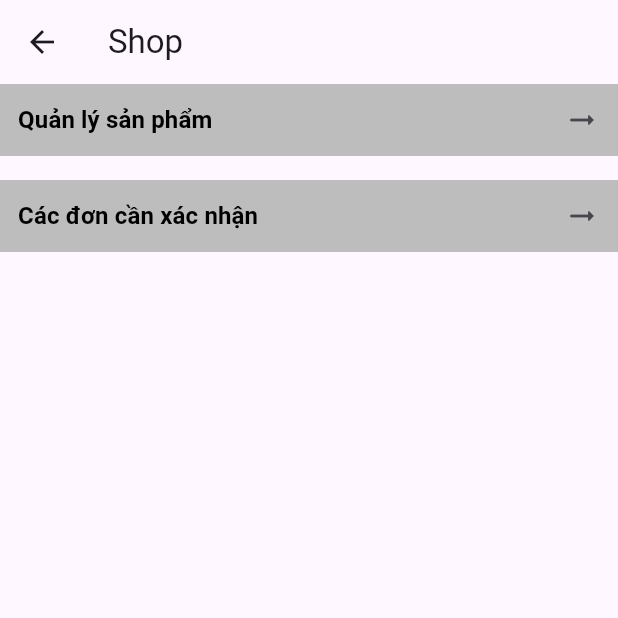
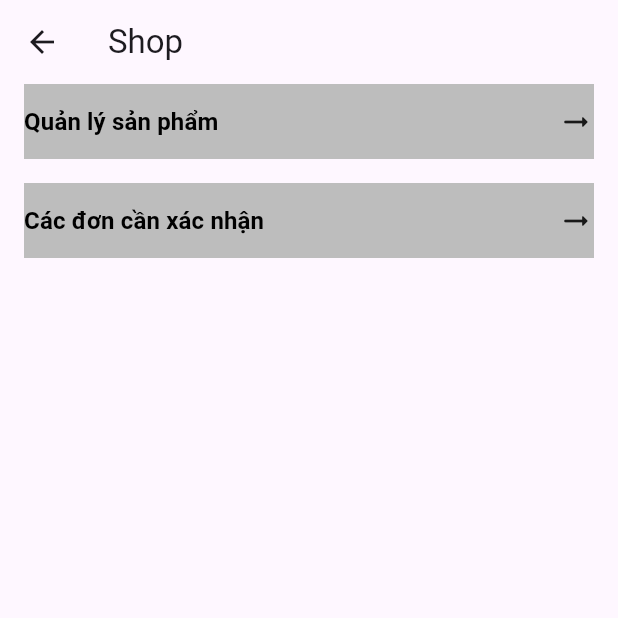
Before and after one commit to VinhLe20/DoAnDiDong, a Flutter app: the ShopsManager screen opened directly, on a phone screen of 412 x 824 dp, the top half of it. Run offline on Flutter 3.47's test engine with Material 3 defaults, Android fonts, the phone set to English and light mode, and no system bars; our stand-ins replace carousel_slider, cloud_firestore, firebase_auth, firebase_core, firebase_storage, get and 3 more; missing offline and left inert: dart:ffi; accounts and stored records are empty; network calls fail.

Commit message:
merge code

```diff
--- a/mobile_project/lib/views/AccountScreen.dart
+++ b/mobile_project/lib/views/AccountScreen.dart
@@ -1,6 +1,7 @@
 import 'package:flutter/material.dart';
 import 'package:mobile_project/models/Account.dart';
 import 'package:mobile_project/views/SalesRegistration.dart';
+import 'package:mobile_project/views/ShopManager.dart';
 
 class AccountScreen extends StatefulWidget {
   const AccountScreen({super.key});
@@ -153,7 +154,8 @@ class _AccountScreenState extends State<AccountScreen> {
                 Navigator.push(
                     context,
                     MaterialPageRoute(
-                        builder: ((context) => SalesRegistration())));
+                        builder: ((context) =>
+                            !acc.shop ? SalesRegistration() : ShopsManager())));
               },
               child: SizedBox(
                 height: 50,
--- a/mobile_project/lib/views/MainScreen.dart
+++ b/mobile_project/lib/views/MainScreen.dart
@@ -3,6 +3,7 @@ import 'package:mobile_project/views/AccountScreen.dart';
 import 'package:mobile_project/views/CategoryScreen.dart';
 import 'package:mobile_project/views/HomeScreen.dart';
 import 'package:mobile_project/views/LoginScreen.dart';
+import 'package:mobile_project/views/NotificationsScreen.dart';
 
 class MainScreen extends StatefulWidget {
   const MainScreen({super.key});
@@ -17,7 +18,7 @@ class _MainScreenState extends State<MainScreen> {
   final List<Widget> _pages = [
     HomeScreen(),
     CategoryScreen(),
-    AccountScreen(),
+    NotificationsScreen(),
     AccountScreen()
   ];
   @override
--- a/mobile_project/lib/views/OrderConfirmationPage.dart
+++ b/mobile_project/lib/views/OrderConfirmationPage.dart
@@ -12,7 +12,6 @@ class _OrderConfirmationPageState extends State<OrderConfirmationPage> {
   Widget build(BuildContext context) {
     return Scaffold(
       appBar: AppBar(
-        leading: Icon(Icons.arrow_back_rounded),
         title: Text("Các Đơn Cần Xác Nhận"),
       ),
       body: SingleChildScrollView(
--- a/mobile_project/lib/views/SalesRegistration.dart
+++ b/mobile_project/lib/views/SalesRegistration.dart
@@ -40,7 +40,6 @@ class _SalesRegistrationState extends State<SalesRegistration> {
     return Scaffold(
       appBar: AppBar(
         title: Text("Thông Tin Shop"),
-        leading: Icon(Icons.arrow_back_outlined),
       ),
       body: SingleChildScrollView(
           child: Padding(
--- a/mobile_project/lib/views/ShopManager.dart
+++ b/mobile_project/lib/views/ShopManager.dart
@@ -1,4 +1,5 @@
 import 'package:flutter/material.dart';
+import 'package:mobile_project/views/OrderConfirmationPage.dart';
 import 'package:mobile_project/views/ProductManagerScreen.dart';
 
 class ShopsManager extends StatefulWidget {
@@ -13,53 +14,57 @@ class _ShopsManagerState extends State<ShopsManager> {
   Widget build(BuildContext context) {
     return Scaffold(
       appBar: AppBar(
-        leading: IconButton(onPressed: () {}, icon: Icon(Icons.arrow_back)),
         title: Text('Shop'),
       ),
       body: Column(
         children: [
-          Container(
-            color: Colors.grey.shade400,
-            child: Row(
-              mainAxisAlignment: MainAxisAlignment.spaceBetween,
-              children: [
-                TextButton(
+          MaterialButton(
             onPressed: () {
               Navigator.push(
                   context,
                   MaterialPageRoute(
                       builder: (context) => ProductMangerScreen()));
             },
-                    child: const Text('Quản lý sản phẩm',
+            child: Container(
+              height: 50,
+              color: Colors.grey.shade400,
+              child: Row(
+                mainAxisAlignment: MainAxisAlignment.spaceBetween,
+                children: [
+                  const Text('Quản lý sản phẩm',
                       style: TextStyle(
                           fontSize: 16,
                           fontWeight: FontWeight.bold,
-                            color: Colors.black))),
-                IconButton(
-                    onPressed: () {},
-                    icon: const Icon(Icons.arrow_right_alt_rounded))
+                          color: Colors.black)),
+                  Icon(Icons.arrow_right_alt_rounded)
                 ],
+              ),
             ),
           ),
           SizedBox(
             height: 16.0,
           ),
-          Container(
+          MaterialButton(
+            onPressed: () {
+              Navigator.push(
+                  context,
+                  MaterialPageRoute(
+                      builder: (context) => OrderConfirmationPage()));
+            },
+            child: Container(
+              height: 50,
               color: Colors.grey.shade400,
               child: Row(
                 mainAxisAlignment: MainAxisAlignment.spaceBetween,
                 children: [
-                TextButton(
-                    onPressed: () {},
-                    child: const Text('Các đơn cần xác nhận',
+                  const Text('Các đơn cần xác nhận',
                       style: TextStyle(
                           fontSize: 16,
                           fontWeight: FontWeight.bold,
-                            color: Colors.black))),
-                IconButton(
-                    onPressed: () {},
-                    icon: const Icon(Icons.arrow_right_alt_rounded))
+                          color: Colors.black)),
+                  Icon(Icons.arrow_right_alt_rounded)
                 ],
+              ),
             ),
           ),
         ],
```
Also changed, not shown: mobile_project/lib/views/DetailProduct.dart (+67 -49 lines), mobile_project/lib/views/HomeScreen.dart (+25 -23 lines). Lines whose indentation alone changed are shown as unchanged.
